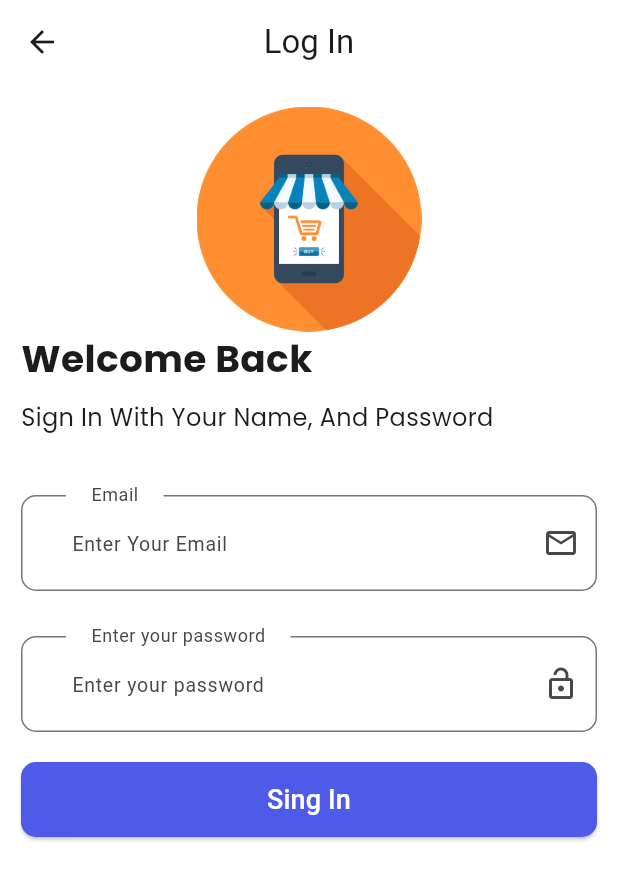
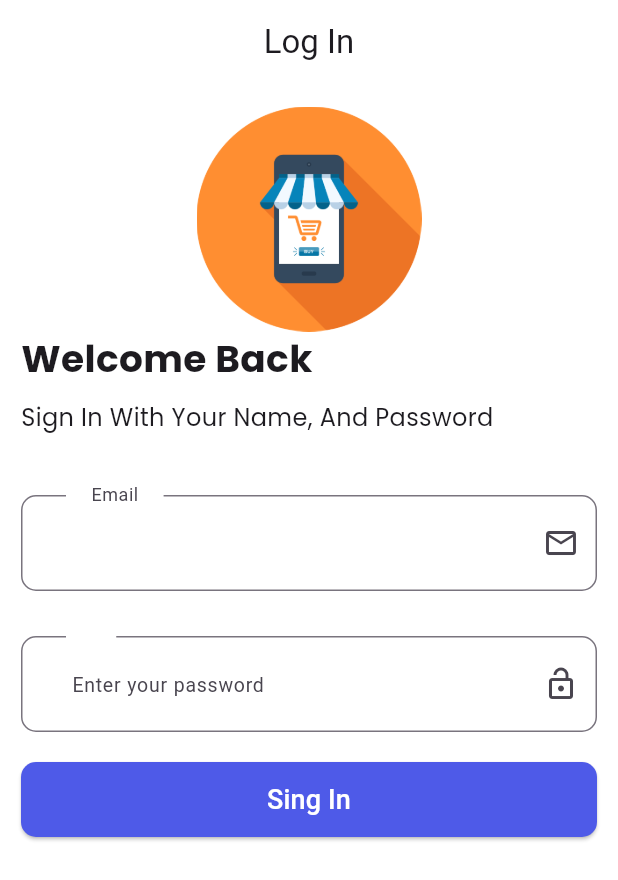
Before and after one commit to Faridget/sales_app, a Flutter app: the LoginView screen opened directly, on a phone screen of 412 x 824 dp. Shown: the top 880 px of the screen. Run offline on Flutter 3.47's test engine with Material 3 defaults, Android fonts, the light colour scheme and no system bars; our stand-ins replace dio, dropdown_button2, flutter_native_splash, flutter_staggered_animations, gap, google_fonts and 3 more; accounts and stored records are empty; Roboto replaces fonts that are missing (Eleven).

Commit message:
15-05-2025

```diff
--- a/lib/core/widgets/custom_textform_feild.dart
+++ b/lib/core/widgets/custom_textform_feild.dart
@@ -1,8 +1,8 @@
 import 'package:flutter/material.dart';
 
 class CutomTextformfailed extends StatelessWidget {
-  final String hintText;
-  final String text;
+  final String? hintText;
+  final String? text;
   final IconData icon;
   final IconData? icon2;
   final TextEditingController? mycontroller;
@@ -12,8 +12,8 @@ class CutomTextformfailed extends StatelessWidget {
   final void Function()? ontapicon;
   const CutomTextformfailed(
       {super.key,
-      required this.hintText,
-      required this.text,
+      this.hintText,
+      this.text,
       required this.icon,
       this.mycontroller,
       required this.vild,
@@ -42,7 +42,7 @@ class CutomTextformfailed extends StatelessWidget {
               const EdgeInsets.symmetric(vertical: 20, horizontal: 30),
           label: Container(
             padding: const EdgeInsets.symmetric(horizontal: 17),
-            child: Text(text),
+            child: Text(text!),
           ),
           suffixIcon: InkWell(
             onTap: ontapicon,
--- a/lib/features/login/presentation/view/login_view.dart
+++ b/lib/features/login/presentation/view/login_view.dart
@@ -56,7 +56,7 @@ class _LoginViewState extends State<LoginView> {
                         vild: (val) {
                           return validationInput(val!, 8, 50, 'email');
                         },
-                        hintText: 'Enter Your Email',
+                        //hintText: 'Enter Your Email',
                         icon: Icons.email_outlined,
                         text: 'Email',
                       ),
@@ -71,7 +71,7 @@ class _LoginViewState extends State<LoginView> {
                           },
                           hintText: 'Enter your password',
                           icon: Icons.lock_open_outlined,
-                          text: 'Enter your password',
+                          text: '',
                         ),
                         const Gap(20),
                         CustomBtn(text: 'Sing In', onPressed: (){}, width: 150)
--- a/lib/main.dart
+++ b/lib/main.dart
@@ -2,8 +2,8 @@ import 'package:flutter/material.dart';
 import 'package:flutter_localizations/flutter_localizations.dart';
 import 'package:flutter_native_splash/flutter_native_splash.dart';
 //import 'package:sales_app/features/companylist/presentation/view/company_list_view.dart';
-//import 'package:sales_app/features/login/presentation/view/login_view.dart';
-import 'package:sales_app/features/settings/presentation/view/settings_view.dart';
+import 'package:sales_app/features/login/presentation/view/login_view.dart';
+//import 'package:sales_app/features/settings/presentation/view/settings_view.dart';
 import 'package:sales_app/generated/l10n.dart';
 
 
@@ -51,7 +51,7 @@ class _MainAppState extends State<MainApp> {
         scaffoldBackgroundColor: Colors.grey.shade100,
         primarySwatch: Colors.grey,
       ),
-      home: const SettingsView(),
+      home: const LoginView(),
 
     );
   }
```
